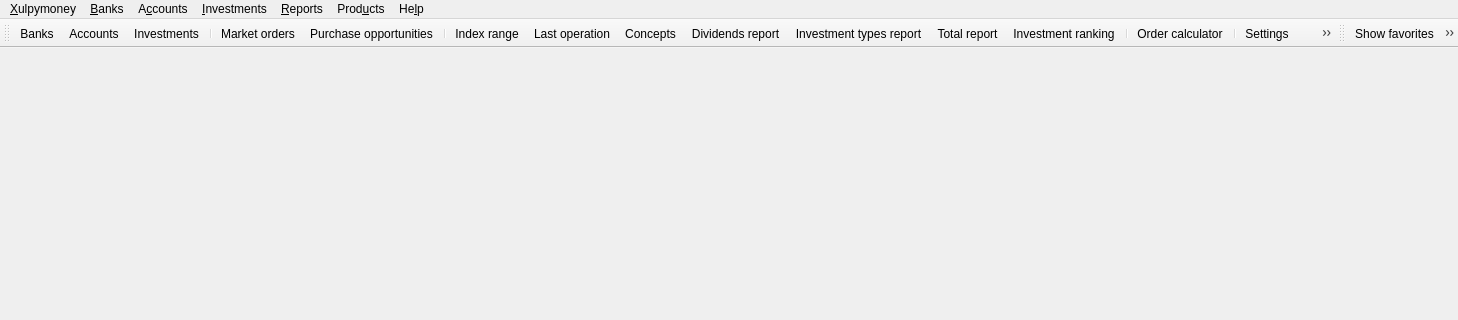
Before: the Qt Designer form xulpymoney/ui/frmMain.ui in turulomio/xulpymoney, drawn with Qt 5; both pictures show x 0 to 1458 and y 0 to 320 of the 1458 by 625 pixel window.
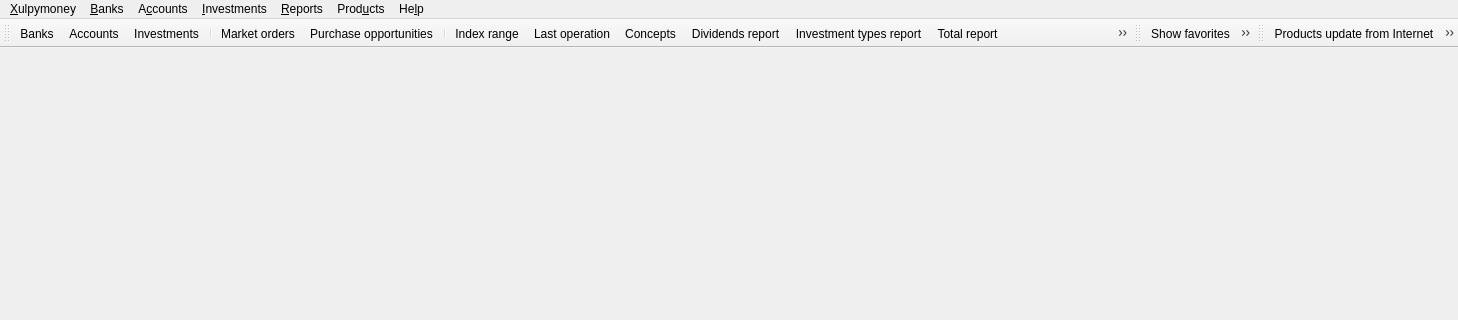
After: the same form once the commit is applied. Icons and pictures are not drawn.

```diff
--- a/xulpymoney/ui/frmMain.ui
+++ b/xulpymoney/ui/frmMain.ui
@@ -287,9 +287,6 @@
    <addaction name="actionInvestmentRanking"/>
    <addaction name="separator"/>
    <addaction name="actionCalculator"/>
-   <addaction name="separator"/>
-   <addaction name="actionSettings"/>
-   <addaction name="actionExit"/>
   </widget>
   <widget class="QStatusBar" name="statusBar"/>
   <widget class="QToolBar" name="tlbProducts">
@@ -316,7 +313,20 @@
    <addaction name="separator"/>
    <addaction name="actionPriceUpdates"/>
    <addaction name="actionSyncProducts"/>
+  </widget>
+  <widget class="QToolBar" name="tbSettings">
+   <property name="windowTitle">
+    <string>Settings toolbar</string>
+   </property>
+   <attribute name="toolBarArea">
+    <enum>TopToolBarArea</enum>
+   </attribute>
+   <attribute name="toolBarBreak">
+    <bool>false</bool>
+   </attribute>
    <addaction name="actionProductsUpdate"/>
+   <addaction name="actionSettings"/>
+   <addaction name="actionExit"/>
   </widget>
   <action name="actionExit">
    <property name="icon">
```
Left out of the diff: 8 changed lines with no effect on the pictures.
